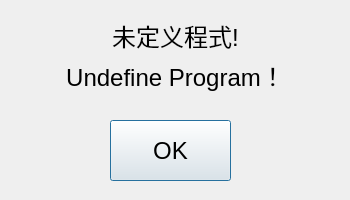
Old version of the form popupwindow05.ui in the repository qingdouke/TemakViews.
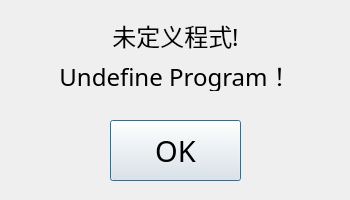
New version of the form.

What changed in the file:
```diff
--- a/popupwindow05.ui
+++ b/popupwindow05.ui
@@ -33,6 +33,7 @@
     </property>
     <property name="font">
      <font>
+      <family>思源黑体</family>
       <pointsize>18</pointsize>
      </font>
     </property>
@@ -54,6 +55,7 @@
     </property>
     <property name="font">
      <font>
+      <family>思源黑体</family>
       <pointsize>18</pointsize>
      </font>
     </property>
@@ -69,13 +71,15 @@
      <rect>
       <x>110</x>
       <y>120</y>
-      <width>121</width>
+      <width>131</width>
       <height>61</height>
      </rect>
     </property>
     <property name="font">
      <font>
-      <pointsize>18</pointsize>
+      <family>思源黑体</family>
+      <pointsize>22</pointsize>
+      <weight>50</weight>
       <bold>false</bold>
      </font>
     </property>
```
